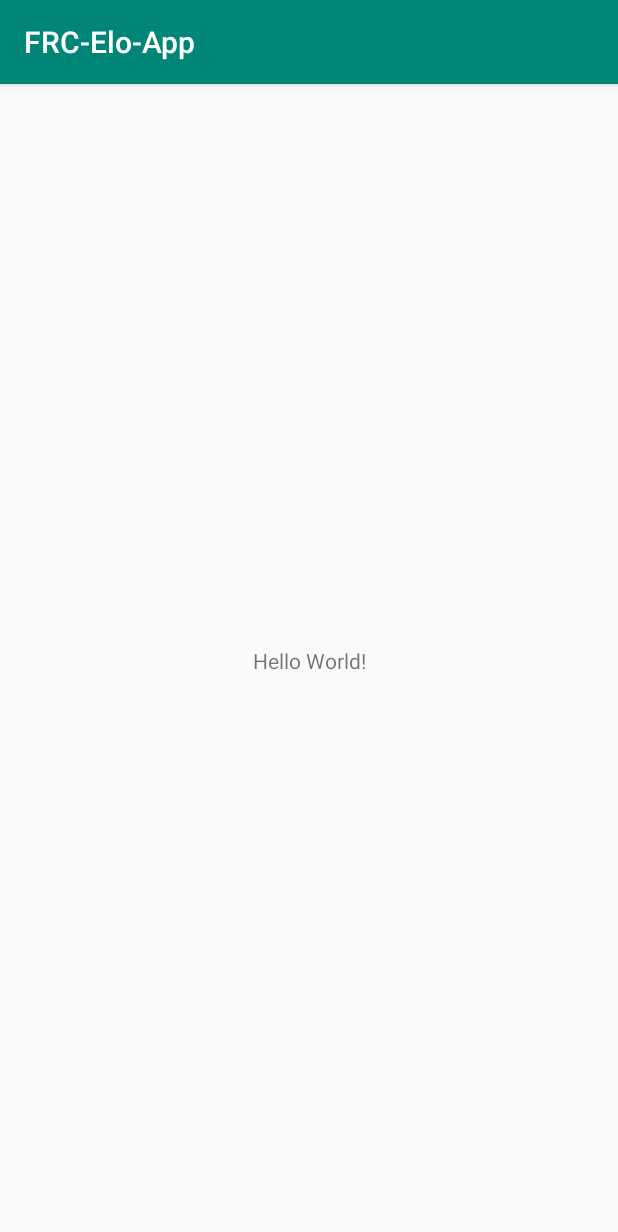
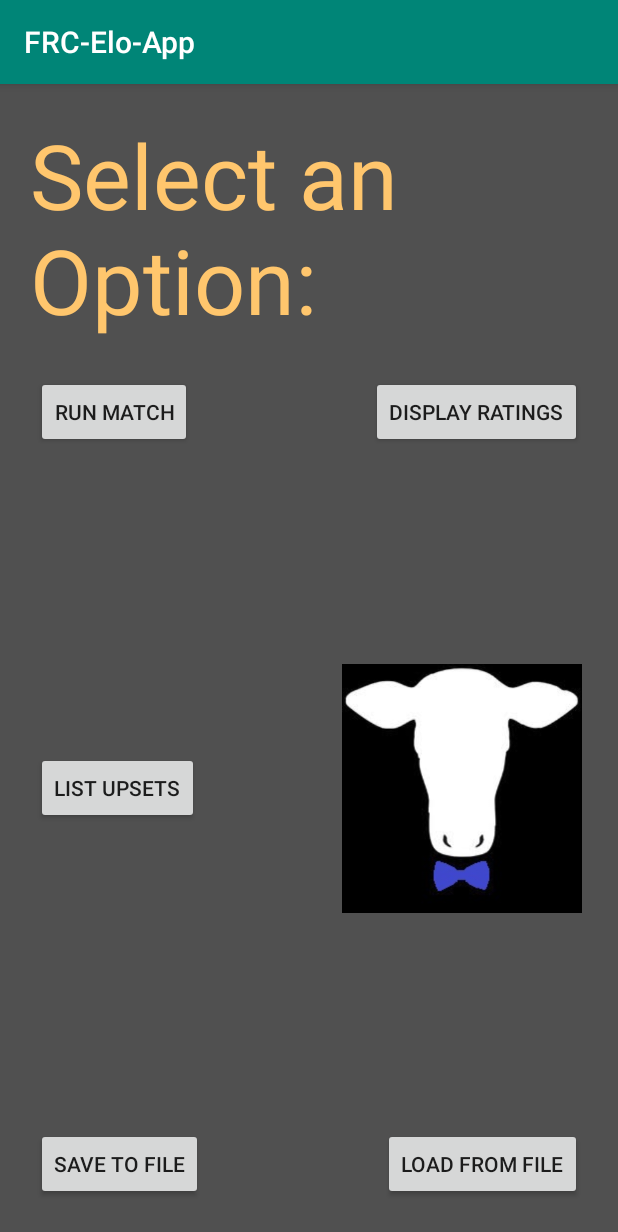
Before and after one commit to 1ethanhansen/FRC-Elo-App, an Android app: the screen it shows after launch (MainActivity), on a phone screen of 412 x 824 dp. Shown: the top 1232 px of the screen. Run offline under Robolectric (Android 15) with nearby library versions, the phone set to English and light mode, and no system bars.

Commit message:
waaay too long between commits
DID: Loading, Saving, Displaying Ratings
SNTD: Run Match, Display upsets

```diff
--- a/app/build.gradle
+++ b/app/build.gradle
@@ -24,7 +24,7 @@ android {
 
 dependencies {
     implementation fileTree(dir: 'libs', include: ['*.jar'])
-    implementation"org.jetbrains.kotlin:kotlin-stdlib-jdk7:$kotlin_version"
+    implementation "org.jetbrains.kotlin:kotlin-stdlib-jdk7:$kotlin_version"
     implementation 'com.android.support:appcompat-v7:28.0.0'
     implementation 'com.android.support.constraint:constraint-layout:1.1.3'
     testImplementation 'junit:junit:4.12'
--- a/app/src/main/AndroidManifest.xml
+++ b/app/src/main/AndroidManifest.xml
@@ -1,6 +1,8 @@
 <?xml version="1.0" encoding="utf-8"?>
 <manifest xmlns:android="http://schemas.android.com/apk/res/android"
           package="com.example.frc_elo_app">
+
+    <uses-permission android:name="android.permission.WRITE_EXTERNAL_STORAGE"/>
 
     <application
             android:allowBackup="true"
@@ -9,6 +11,8 @@
             android:roundIcon="@mipmap/ic_launcher_round"
             android:supportsRtl="true"
             android:theme="@style/AppTheme">
+        <activity android:name=".DisplayRatingsActivity">
+        </activity>
         <activity android:name=".MainActivity">
             <intent-filter>
                 <action android:name="android.intent.action.MAIN"/>
--- a/app/src/main/res/layout/activity_main.xml
+++ b/app/src/main/res/layout/activity_main.xml
@@ -4,16 +4,63 @@
         xmlns:tools="http://schemas.android.com/tools"
         xmlns:app="http://schemas.android.com/apk/res-auto"
         android:layout_width="match_parent"
+        android:background="@color/colorBackground"
         android:layout_height="match_parent"
         tools:context=".MainActivity">
-
     <TextView
+            android:text="Select an Option:"
+            android:layout_height="wrap_content"
+            android:id="@+id/text_view_option" app:layout_constraintStart_toStartOf="parent"
+            android:layout_marginStart="20dp"
+            android:layout_marginTop="20dp" app:layout_constraintTop_toTopOf="parent" android:textSize="60sp"
+            android:textColor="@color/colorText" android:layout_width="wrap_content"/>
+    <Button
+            android:text="Run Match"
+            android:onClick="runMe"
             android:layout_width="wrap_content"
             android:layout_height="wrap_content"
-            android:text="Hello World!"
-            app:layout_constraintBottom_toBottomOf="parent"
-            app:layout_constraintLeft_toLeftOf="parent"
-            app:layout_constraintRight_toRightOf="parent"
-            app:layout_constraintTop_toTopOf="parent"/>
-
+            android:id="@+id/buttonRunMatch"
+            android:layout_marginTop="24dp"
+            app:layout_constraintTop_toBottomOf="@+id/text_view_option" app:layout_constraintStart_toStartOf="parent"
+            android:layout_marginStart="24dp"/>
+    <Button
+            android:text="Display Ratings"
+            android:layout_width="wrap_content"
+            android:layout_height="wrap_content"
+            android:onClick="displayRatingsMe"
+            android:id="@+id/buttonDisplayRatings"
+            android:layout_marginTop="24dp"
+            app:layout_constraintTop_toBottomOf="@+id/text_view_option" app:layout_constraintEnd_toEndOf="parent"
+            android:layout_marginEnd="24dp"/>
+    <Button
+            android:text="List Upsets"
+            android:layout_width="wrap_content"
+            android:layout_height="wrap_content"
+            android:id="@+id/buttonListUpsets"
+            android:layout_marginTop="24dp"
+            app:layout_constraintTop_toBottomOf="@+id/buttonRunMatch" android:layout_marginBottom="24dp"
+            app:layout_constraintBottom_toTopOf="@+id/buttonSave" app:layout_constraintStart_toStartOf="parent"
+            android:layout_marginStart="24dp"/>
+    <Button
+            android:text="Save To File"
+            android:layout_width="wrap_content"
+            android:layout_height="wrap_content"
+            android:onClick="saveMe"
+            android:id="@+id/buttonSave" android:layout_marginBottom="24dp"
+            app:layout_constraintBottom_toBottomOf="parent" app:layout_constraintStart_toStartOf="parent"
+            android:layout_marginStart="24dp"/>
+    <Button
+            android:text="Load From File"
+            android:layout_width="wrap_content"
+            android:layout_height="wrap_content"
+            android:onClick="loadMe"
+            android:id="@+id/buttonLoad" app:layout_constraintEnd_toEndOf="parent" android:layout_marginEnd="24dp"
+            android:layout_marginBottom="24dp" app:layout_constraintBottom_toBottomOf="parent"/>
+    <ImageView
+            android:layout_width="160dp"
+            android:layout_height="171dp" app:srcCompat="@drawable/onecowboi"
+            android:id="@+id/nerdHerdLogo" app:layout_constraintEnd_toEndOf="parent" android:layout_marginEnd="24dp"
+            android:layout_marginTop="24dp" app:layout_constraintTop_toBottomOf="@+id/buttonDisplayRatings"
+            android:layout_marginBottom="24dp" app:layout_constraintBottom_toTopOf="@+id/buttonLoad"
+    />
 </android.support.constraint.ConstraintLayout>
--- a/app/src/main/res/values/colors.xml
+++ b/app/src/main/res/values/colors.xml
@@ -1,6 +1,8 @@
 <?xml version="1.0" encoding="utf-8"?>
 <resources>
     <color name="colorPrimary">#008577</color>
+    <color name="colorText">#FFC66D</color>
     <color name="colorPrimaryDark">#00574B</color>
     <color name="colorAccent">#D81B60</color>
+    <color name="colorBackground">#505050</color>
 </resources>
```
Also changed, not shown: app/src/main/java/com/example/frc_elo_app/DisplayRatingsActivity.kt (added, +31 -0 lines), app/src/main/java/com/example/frc_elo_app/MainActivity.kt (+74 -0 lines), app/src/main/res/layout/activity_display_ratings.xml (added, +20 -0 lines), app/src/main/res/drawable-v24/onecowboi.png (added).
